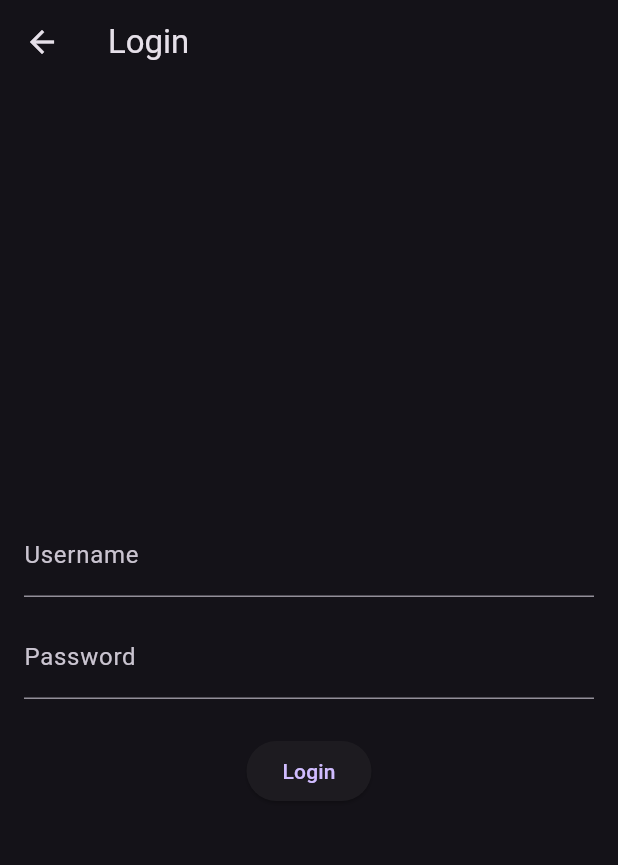
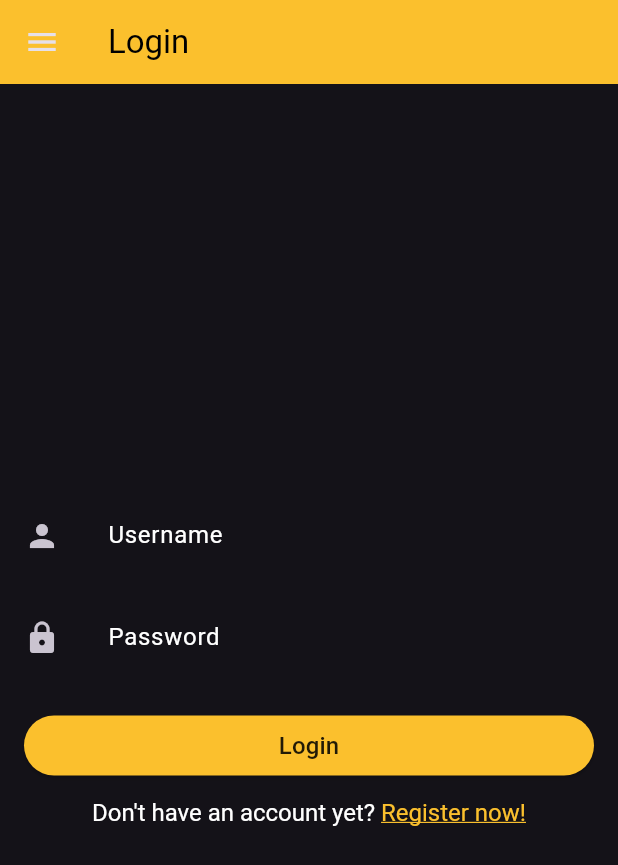
Before and after one commit to PBP-C04/Takugo-mobile, a Flutter app: the LoginPage screen opened directly, on a phone screen of 412 x 824 dp. Shown: the top 865 px of the screen. Run offline on Flutter 3.47's test engine with Material 3 defaults, Android fonts, the phone set to English and light mode, and no system bars; missing offline and left inert: pbp_django_auth.

Commit message:
feat: register page and redone UI a bit

```diff
--- a/lib/home/login.dart
+++ b/lib/home/login.dart
@@ -1,7 +1,10 @@
+import 'package:flutter/gestures.dart';
 import 'package:flutter/material.dart';
 import 'package:pbp_django_auth/pbp_django_auth.dart';
 import 'package:provider/provider.dart';
 import 'package:takugo/home/home.dart';
+import 'package:takugo/home/register.dart';
+import 'package:takugo/widgets/drawer.dart';
 
 void main() {
   runApp(const LoginApp());
@@ -38,8 +41,13 @@ class _LoginPageState extends State<LoginPage> {
     final request = context.watch<CookieRequest>();
     return Scaffold(
       appBar: AppBar(
-                title: const Text('Login'),
+        title: const Text(
+          'Login',
+          style: TextStyle(color: Colors.black),
         ),
+        backgroundColor: Colors.yellow[700],
+      ),
+      drawer: const LeftDrawer(),
       body: Container(
         padding: const EdgeInsets.all(16.0),
         child: Column(
@@ -47,20 +55,56 @@ class _LoginPageState extends State<LoginPage> {
           children: [
             TextField(
               controller: _usernameController,
-                            decoration: const InputDecoration(
-                                labelText: 'Username',
+              decoration: InputDecoration(
+                icon: const Icon(Icons.person),
+                hintText: 'Username',
+                hintStyle: const TextStyle(
+                  color: Colors.white,
                 ),
+                border: OutlineInputBorder(
+                  borderSide: BorderSide.none,
+                  borderRadius: BorderRadius.circular(10),
+                ),
+                // focusedBorder: OutlineInputBorder(
+                //   borderSide: BorderSide(
+                //     color: Colors.green,
+                //     width: 5,
+                //   ),
+                // ),
+                // enabledBorder: OutlineInputBorder(
+                //   borderSide: BorderSide(
+                //     color: Colors.blue,
+                //     width: 5,
+                //   ),
+                // ),
+                // fillColor: Colors.grey,
+                // filled: true,
+              ),
+              // cursorColor: Colors.white,
+              style: const TextStyle(color: Colors.white),
             ),
             const SizedBox(height: 12.0),
             TextField(
               controller: _passwordController,
-                            decoration: const InputDecoration(
-                                labelText: 'Password',
+              decoration: InputDecoration(
+                icon: const Icon(Icons.lock),
+                hintText: 'Password',
+                hintStyle: const TextStyle(
+                  color: Colors.white,
                 ),
+                border: OutlineInputBorder(
+                  borderSide: BorderSide.none,
+                  borderRadius: BorderRadius.circular(10),
+                ),
+              ),
+              style: const TextStyle(color: Colors.white),
               obscureText: true,
             ),
             const SizedBox(height: 24.0),
-                        ElevatedButton(
+            SizedBox(
+              height: 40,
+              width: double.infinity,
+              child: ElevatedButton(
                 onPressed: () async {
                   String username = _usernameController.text;
                   String password = _passwordController.text;
@@ -69,7 +113,8 @@ class _LoginPageState extends State<LoginPage> {
                   // TODO: Ganti URL dan jangan lupa tambahkan trailing slash (/) di akhir URL!
                   // Untuk menyambungkan Android emulator dengan Django pada localhost,
                   // gunakan URL http://10.0.2.2/
-                                final response = await request.login("http://127.0.0.1:8000/auth/login/", {
+                  final response =
+                      await request.login("http://127.0.0.1:8000/auth/login/", {
                     'username': username,
                     'password': password,
                   });
@@ -83,15 +128,14 @@ class _LoginPageState extends State<LoginPage> {
                     );
                     ScaffoldMessenger.of(context)
                       ..hideCurrentSnackBar()
-                                        ..showSnackBar(
-                                            SnackBar(content: Text("$message Selamat datang, $uname.")));
+                      ..showSnackBar(SnackBar(
+                          content: Text("$message Selamat datang, $uname.")));
                   } else {
                     showDialog(
                       context: context,
                       builder: (context) => AlertDialog(
-                                            title: const Text('Login Gagal'),
-                                            content:
-                                                Text(response['message']),
+                        title: const Text('Login Failed'),
+                        content: Text(response['message']),
                         actions: [
                           TextButton(
                             child: const Text('OK'),
@@ -104,8 +148,37 @@ class _LoginPageState extends State<LoginPage> {
                     );
                   }
                 },
-                            child: const Text('Login'),
+                style: ElevatedButton.styleFrom(
+                  backgroundColor: Colors.yellow[700],
+                  foregroundColor: Colors.black87,
                 ),
+                child: const Text(
+                  'Login',
+                  style: TextStyle(fontSize: 16),
+                ),
+              ),
+            ),
+            const SizedBox(height: 15),
+            RichText(
+                text: TextSpan(
+              children: [
+                const TextSpan(
+                  text: "Don't have an account yet? ",
+                  style: TextStyle(fontSize: 16),
+                ),
+                TextSpan(
+                    text: "Register now!",
+                    style: TextStyle(
+                      color: Colors.yellow[700],
+                      fontSize: 16,
+                      decoration: TextDecoration.underline,
+                    ),
+                    recognizer: TapGestureRecognizer()
+                      ..onTap = () => Navigator.of(context).pushReplacement(
+                          MaterialPageRoute(
+                              builder: (context) => const RegisterPage())))
+              ],
+            ))
           ],
         ),
       ),
--- a/lib/main.dart
+++ b/lib/main.dart
@@ -1,7 +1,6 @@
 import 'package:flutter/material.dart';
 import 'package:provider/provider.dart';
 import 'package:pbp_django_auth/pbp_django_auth.dart';
-import 'package:takugo/home/login.dart';
 import 'package:takugo/home/home.dart';
 
 void main() {
@@ -26,7 +25,7 @@ class MyApp extends StatelessWidget {
             hintColor: Colors.red,
             useMaterial3: true,
           ),
-                home: LoginPage()),
+          home: const MyHomePage()),
     );
   }
 }
```
Also changed, not shown: lib/home/home.dart (+48 -73 lines), lib/home/register.dart (+189 -0 lines), lib/widgets/drawer.dart (+71 -47 lines), lib/widgets/feature_container.dart (added, +55 -0 lines), lib/widgets/outlined_text.dart (added, +45 -0 lines), assets/Takugo_Logo.png (added). Lines whose indentation alone changed are shown as unchanged.
